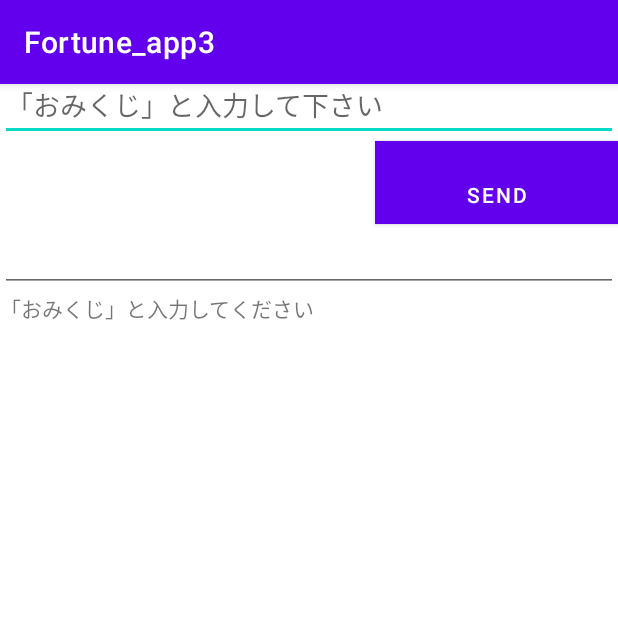
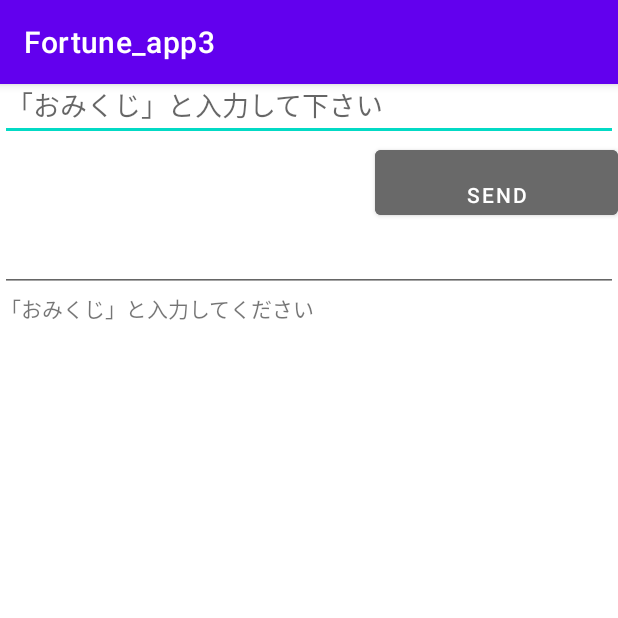
Before and after one commit to KeyHaru0225/Fortune_app3, an Android app: the screen it shows after launch (MainActivity), after a tap on "SEND", on a phone screen of 412 x 824 dp, the top half of it. Run offline under Robolectric (Android 15) with nearby library versions, the phone set to English and light mode, and no system bars.

Commit message:
粗は目立つが完成。嬉しい。

```diff
--- a/app/src/main/java/to/msn/wings/fortune_app3/MainActivity.java
+++ b/app/src/main/java/to/msn/wings/fortune_app3/MainActivity.java
@@ -46,7 +46,7 @@ public class MainActivity extends AppCompatActivity {
 
     public void btnCurrent_onClick(View view) { //147
         EditText txtName = findViewById(R.id.user_message);
-        TextView txtResult = findViewById(R.id.txtResult);
+        // TextView txtResult = findViewById(R.id.txtResult);
 
 
 
--- a/app/src/main/res/layout/activity_main.xml
+++ b/app/src/main/res/layout/activity_main.xml
@@ -16,23 +16,24 @@
 
         <Button
             android:id="@+id/btnCurrent"
-            android:layout_width="293dp"
+            android:layout_width="100dp"
             android:layout_height="wrap_content"
             android:layout_marginStart="250dp"
-            android:layout_marginLeft="250dp"
+            android:layout_marginLeft="200dp"
             android:layout_marginTop="0dp"
-            android:layout_marginRight="0dp"
-            android:background="#696969"
+            android:layout_marginRight="50dp"
+            android:backgroundTint="#696969"
             android:onClick="btnCurrent_onClick"
             android:paddingTop="20dp"
-            android:text="SEND" />
+            android:text="SEND"
+            android:gravity="center_horizontal"/>
 
     <EditText
         android:id="@+id/txtResult"
         android:layout_width="58dp"
         android:layout_height="wrap_content"
         android:layout_gravity="left"
-        android:text="" />
+        android:text=""/>
 
     <TextView
         android:id="@+id/cpu_message"
```
